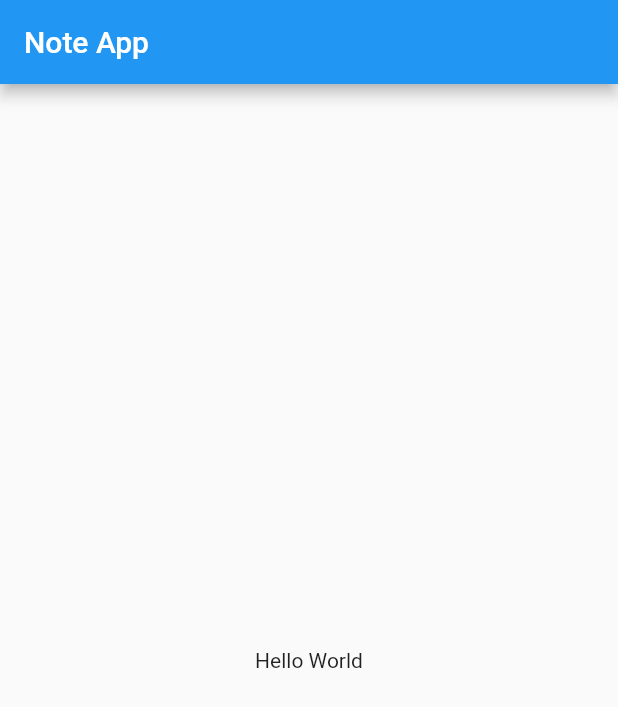
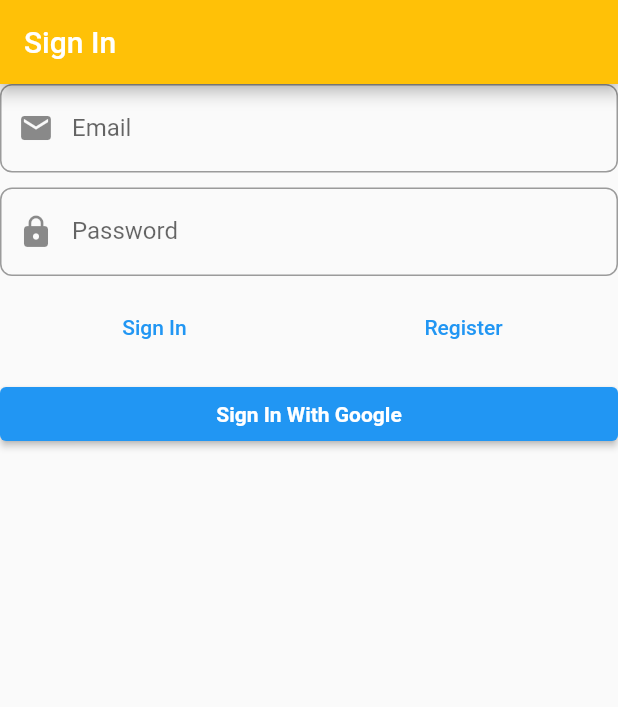
Before and after one commit to serpentarius-hollow/note-app, a Flutter app: the screen it shows after launch, on a phone screen of 412 x 824 dp. Shown: the top 707 px of the screen. Run offline on Flutter 3.47's test engine with Material 2 defaults, Android fonts, the phone set to English and light mode, and no system bars; our stand-ins replace another_flushbar, bloc, dartz, equatable, firebase_auth, firebase_core and 5 more; accounts and stored records are empty.

Commit message:
sign-in form UI

```diff
--- a/lib/application/auth/sign_in_form/bloc/sign_in_form_bloc.dart
+++ b/lib/application/auth/sign_in_form/bloc/sign_in_form_bloc.dart
@@ -2,6 +2,7 @@ import 'dart:async';
 
 import 'package:bloc/bloc.dart';
 import 'package:dartz/dartz.dart';
+import 'package:flutter/cupertino.dart';
 import 'package:freezed_annotation/freezed_annotation.dart';
 import 'package:injectable/injectable.dart';
 
@@ -85,7 +86,7 @@ class SignInFormBloc extends Bloc<SignInFormEvent, SignInFormState> {
     }
 
     yield state.copyWith(
-      showErrorMessages: true,
+      showErrorMessages: AutovalidateMode.always,
       authFailureOrSuccessOption: optionOf(failureOrSuccess),
     );
   }
--- a/lib/application/auth/sign_in_form/bloc/sign_in_form_state.dart
+++ b/lib/application/auth/sign_in_form/bloc/sign_in_form_state.dart
@@ -6,7 +6,7 @@ class SignInFormState with _$SignInFormState {
     required EmailAddress emailAddress,
     required Password password,
     required bool isSubmitting,
-    required bool showErrorMessages,
+    required AutovalidateMode showErrorMessages,
     required Option<Either<AuthFailure, Unit>> authFailureOrSuccessOption,
   }) = _SignInFormState;
 
@@ -14,7 +14,7 @@ class SignInFormState with _$SignInFormState {
         emailAddress: EmailAddress(''),
         password: Password(''),
         isSubmitting: false,
-        showErrorMessages: false,
+        showErrorMessages: AutovalidateMode.disabled,
         authFailureOrSuccessOption: none(),
       );
 }
--- a/lib/domain/auth/value_objects.dart
+++ b/lib/domain/auth/value_objects.dart
@@ -39,5 +39,5 @@ class Password extends ValueObject<String> {
   List<Object?> get props => [value];
 
   @override
-  String toString() => 'EmailAddress($value)';
+  String toString() => 'Password($value)';
 }
--- a/lib/domain/core/value_validators.dart
+++ b/lib/domain/core/value_validators.dart
@@ -17,6 +17,6 @@ Either<ValueFailure<String>, String> validatePassword(String input) {
   if (input.length >= 6) {
     return right(input);
   } else {
-    return left(ValueFailure.invalidEmail(failedValue: input));
+    return left(ValueFailure.shortPassword(failedValue: input));
   }
 }
--- a/lib/infrastructure/auth/firebase_auth_facade.dart
+++ b/lib/infrastructure/auth/firebase_auth_facade.dart
@@ -3,6 +3,7 @@ import 'package:firebase_auth/firebase_auth.dart';
 import 'package:flutter/services.dart';
 import 'package:google_sign_in/google_sign_in.dart';
 import 'package:injectable/injectable.dart';
+
 import '../../domain/auth/auth_failure.dart';
 import '../../domain/auth/i_auth_facade.dart';
 import '../../domain/auth/value_objects.dart';
--- a/lib/main.dart
+++ b/lib/main.dart
@@ -1,28 +1,13 @@
+import 'package:firebase_core/firebase_core.dart';
 import 'package:flutter/material.dart';
 import 'package:injectable/injectable.dart';
-import 'package:note_app/injection.dart';
 
-void main() {
+import 'injection.dart';
+import 'presentation/core/app_widget.dart';
+
+Future<void> main() async {
+  WidgetsFlutterBinding.ensureInitialized();
+  await Firebase.initializeApp();
   configureInjection(Environment.prod);
-  runApp(MyApp());
+  runApp(AppWidget());
 }
-
-class MyApp extends StatelessWidget {
-  @override
-  Widget build(BuildContext context) {
-    return MaterialApp(
-      title: 'Note App',
-      theme: ThemeData(
-        primarySwatch: Colors.blue,
-      ),
-      home: Scaffold(
-        appBar: AppBar(
-          title: const Text('Note App'),
-        ),
-        body: const Center(
-          child: Text('Hello World'),
-        ),
-      ),
-    );
-  }
-}
--- /dev/null
+++ b/lib/presentation/core/app_widget.dart
@@ -0,0 +1,22 @@
+import 'package:flutter/material.dart';
+
+import '../sign_in/sign_in_page.dart';
+
+class AppWidget extends StatelessWidget {
+  @override
+  Widget build(BuildContext context) {
+    return MaterialApp(
+      title: 'Note App',
+      theme: ThemeData.light().copyWith(
+        primaryColor: Colors.amber,
+        accentColor: Colors.amberAccent,
+        inputDecorationTheme: InputDecorationTheme(
+          border: OutlineInputBorder(
+            borderRadius: BorderRadius.circular(8),
+          ),
+        ),
+      ),
+      home: const SignInPage(),
+    );
+  }
+}
--- /dev/null
+++ b/lib/presentation/sign_in/sign_in_page.dart
@@ -0,0 +1,23 @@
+import 'package:flutter/material.dart';
+import 'package:flutter_bloc/flutter_bloc.dart';
+
+import '../../application/auth/sign_in_form/bloc/sign_in_form_bloc.dart';
+import '../../injection.dart';
+import 'widgets/sign_in_form.dart';
+
+class SignInPage extends StatelessWidget {
+  const SignInPage({Key? key}) : super(key: key);
+
+  @override
+  Widget build(BuildContext context) {
+    return Scaffold(
+      appBar: AppBar(
+        title: const Text('Sign In'),
+      ),
+      body: BlocProvider(
+        create: (context) => getIt<SignInFormBloc>(),
+        child: const SignInForm(),
+      ),
+    );
+  }
+}
--- /dev/null
+++ b/lib/presentation/sign_in/widgets/sign_in_form.dart
@@ -0,0 +1,122 @@
+import 'package:another_flushbar/flushbar_helper.dart';
+import 'package:flutter/material.dart';
+import 'package:flutter_bloc/flutter_bloc.dart';
+
+import '../../../application/auth/sign_in_form/bloc/sign_in_form_bloc.dart';
+
+class SignInForm extends StatelessWidget {
+  const SignInForm({Key? key}) : super(key: key);
+
+  @override
+  Widget build(BuildContext context) {
+    return BlocConsumer<SignInFormBloc, SignInFormState>(
+      listener: (context, state) {
+        state.authFailureOrSuccessOption.fold(
+          () {},
+          (either) => either.fold(
+            (l) {
+              FlushbarHelper.createError(
+                message: l.map(
+                  cancelledByUser: (_) => 'Cancelled',
+                  serverError: (_) => 'Server Error',
+                  emailAlreadyInUse: (_) => 'Email Already In Use',
+                  invalidEmailPasswordCombination: (_) =>
+                      'Invalid Email And Password Combination',
+                ),
+              ).show(context);
+            },
+            (_) {
+              // TODO: Navigate
+            },
+          ),
+        );
+      },
+      builder: (context, state) {
+        return Form(
+          autovalidateMode: state.showErrorMessages,
+          child: ListView(
+            children: [
+              TextFormField(
+                decoration: const InputDecoration(
+                  prefixIcon: Icon(Icons.email),
+                  labelText: 'Email',
+                ),
+                autocorrect: false,
+                onChanged: (value) => context
+                    .read<SignInFormBloc>()
+                    .add(SignInFormEvent.emailChanged(value)),
+                validator: (_) => state.emailAddress.value.fold(
+                    (l) => l.maybeMap(
+                          invalidEmail: (_) => 'Invalid Email',
+                          orElse: () => null,
+                        ),
+                    (r) => null),
+              ),
+              const SizedBox(
+                height: 10,
+              ),
+              TextFormField(
+                decoration: const InputDecoration(
+                  prefixIcon: Icon(Icons.lock),
+                  labelText: 'Password',
+                ),
+                autocorrect: false,
+                obscureText: true,
+                onChanged: (value) => context
+                    .read<SignInFormBloc>()
+                    .add(SignInFormEvent.passwordChanged(value)),
+                validator: (_) => state.password.value.fold(
+                    (l) => l.maybeMap(
+                          shortPassword: (_) => 'Short Password',
+                          orElse: () => null,
+                        ),
+                    (r) => null),
+              ),
+              const SizedBox(
+                height: 10,
+              ),
+              Row(
+                children: [
+                  Expanded(
+                    child: TextButton(
+                      onPressed: () {
+                        context.read<SignInFormBloc>().add(const SignInFormEvent
+                            .signInWithEmailPasswordPressed());
+                      },
+                      child: const Text('Sign In'),
+                    ),
+                  ),
+                  Expanded(
+                    child: TextButton(
+                      onPressed: () {
+                        context.read<SignInFormBloc>().add(const SignInFormEvent
+                            .registerWithEmailPasswordPressed());
+                      },
+                      child: const Text('Register'),
+                    ),
+                  ),
+                ],
+              ),
+              const SizedBox(
+                height: 10,
+              ),
+              ElevatedButton(
+                onPressed: () {
+                  context
+                      .read<SignInFormBloc>()
+                      .add(const SignInFormEvent.signInWithGooglePressed());
+                },
+                child: const Text(
+                  'Sign In With Google',
+                  style: TextStyle(
+                    fontWeight: FontWeight.bold,
+                  ),
+                ),
+              )
+            ],
+          ),
+        );
+      },
+    );
+  }
+}
--- a/pubspec.yaml
+++ b/pubspec.yaml
@@ -23,6 +23,7 @@ environment:
 dependencies:
   flutter:
     sdk: flutter
+  another_flushbar: ^1.10.24
   cupertino_icons: ^1.0.2
   dartz: ^0.10.0-nullsafety.2
   equatable: ^2.0.3
```
Also changed, not shown: lib/application/auth/sign_in_form/bloc/sign_in_form_bloc.freezed.dart, pubspec.lock, 1 other file.
